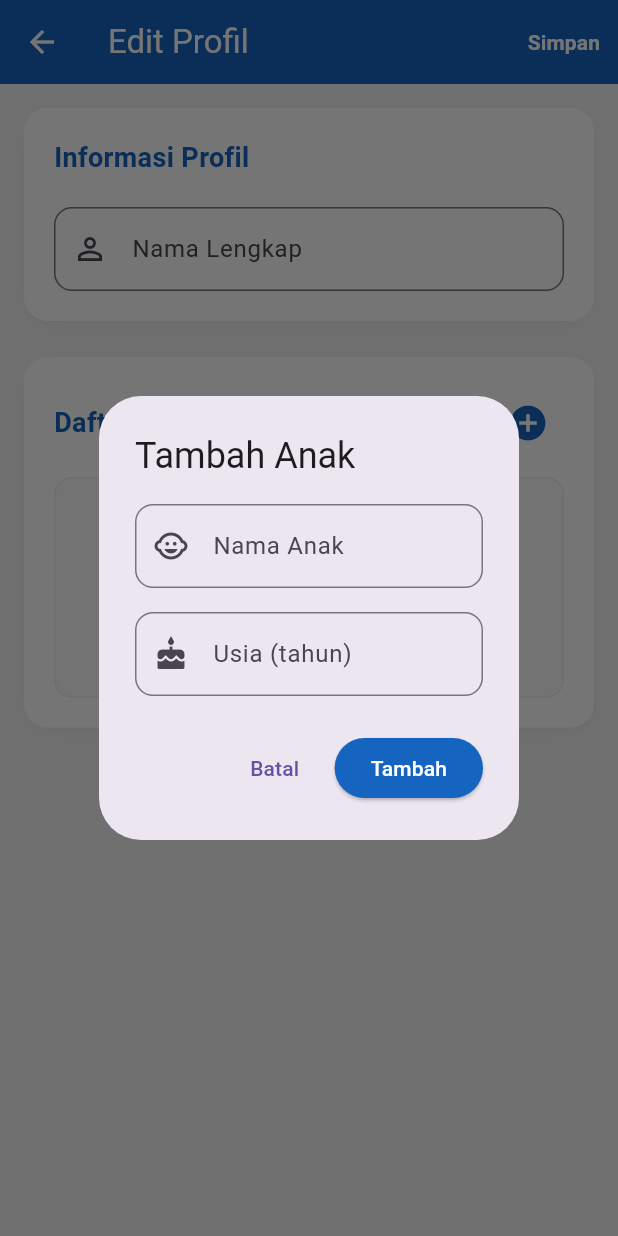
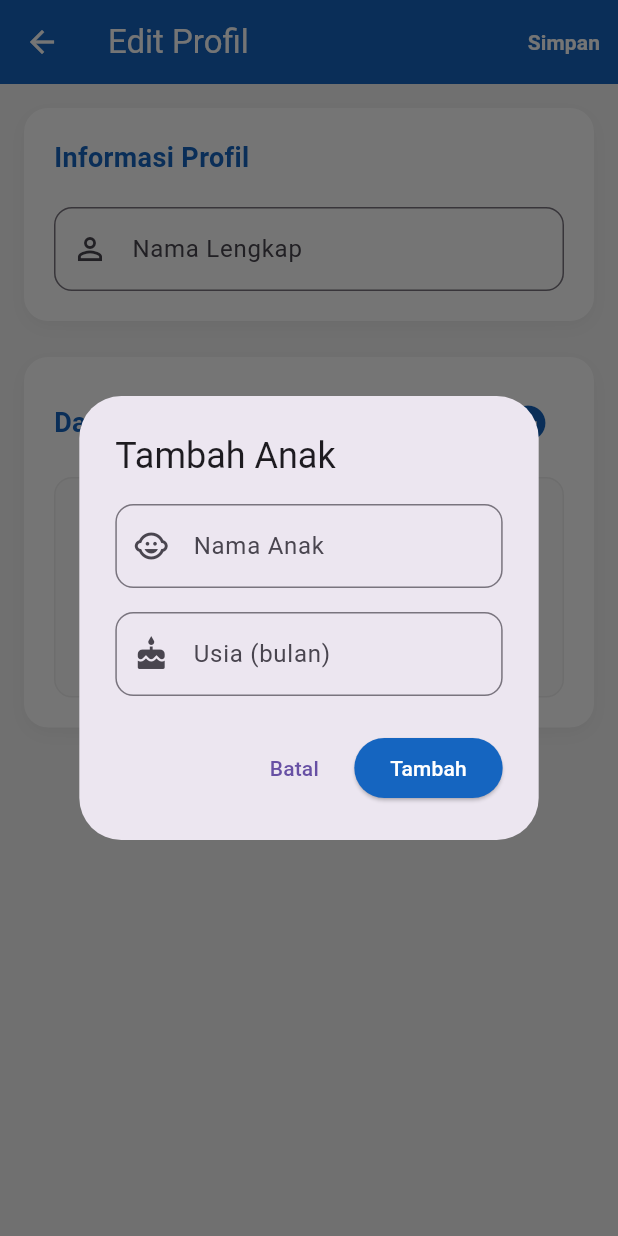
Before and after one commit to msyfk/autisme, a Flutter app: the EditProfilePage screen opened directly, after a tap on the "add circle" icon, on a phone screen of 412 x 824 dp. Run offline on Flutter 3.47's test engine with Material 3 defaults, Android fonts, the phone set to English and light mode, and no system bars; our stand-ins replace flutter_local_notifications, shared_preferences, supabase_flutter, timezone; accounts and stored records are empty.

Commit message:
Profile: perbaikan umur anak

```diff
--- a/lib/main.dart
+++ b/lib/main.dart
@@ -27,6 +27,9 @@ class MyApp extends StatelessWidget {
 
   @override
   Widget build(BuildContext context) {
-    return MaterialApp(home: const SplashScreen());
+    return MaterialApp(
+      debugShowCheckedModeBanner: false,
+      home: const SplashScreen(),
+    );
   }
 }
--- a/lib/pages/edit_profile_page.dart
+++ b/lib/pages/edit_profile_page.dart
@@ -100,7 +100,8 @@ class _EditProfilePageState extends State<EditProfilePage> {
             TextField(
               controller: ageController,
               decoration: InputDecoration(
-                labelText: 'Usia (tahun)',
+                labelText: 'Usia (bulan)',
+                hintText: 'Contoh: 24 untuk 2 tahun',
                 prefixIcon: const Icon(Icons.cake),
                 border: OutlineInputBorder(
                   borderRadius: BorderRadius.circular(12),
@@ -125,7 +126,7 @@ class _EditProfilePageState extends State<EditProfilePage> {
               }
 
               final age = int.tryParse(ageText);
-              if (age == null || age < 0 || age > 18) {
+              if (age == null || age < 0 || age > 216) {
                 return;
               }
 
@@ -176,7 +177,8 @@ class _EditProfilePageState extends State<EditProfilePage> {
             TextField(
               controller: ageController,
               decoration: InputDecoration(
-                labelText: 'Usia (tahun)',
+                labelText: 'Usia (bulan)',
+                hintText: 'Contoh: 24 untuk 2 tahun',
                 prefixIcon: const Icon(Icons.cake),
                 border: OutlineInputBorder(
                   borderRadius: BorderRadius.circular(12),
@@ -211,7 +213,7 @@ class _EditProfilePageState extends State<EditProfilePage> {
               }
 
               final age = int.tryParse(ageText);
-              if (age == null || age < 0 || age > 18) {
+              if (age == null || age < 0 || age > 216) {
                 return;
               }
 
@@ -423,7 +425,7 @@ class _EditProfilePageState extends State<EditProfilePage> {
                             child['name'],
                             style: const TextStyle(fontWeight: FontWeight.w500),
                           ),
-                          subtitle: Text('${child['age']} tahun'),
+                          subtitle: Text('${child['age']} bulan'),
                           trailing: IconButton(
                             icon: Icon(Icons.edit, color: Colors.blue.shade800),
                             onPressed: _isLoading
```
Also changed, not shown: lib/pages/profile_page.dart (+5 -5 lines).
